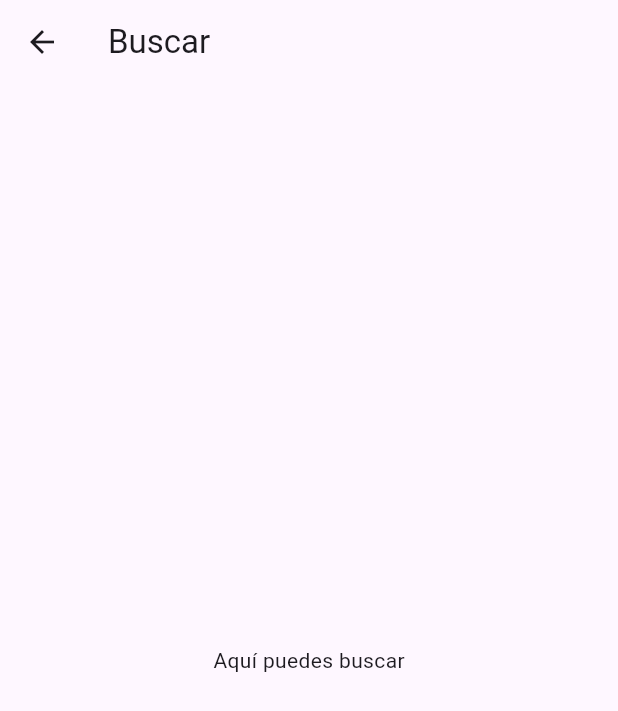
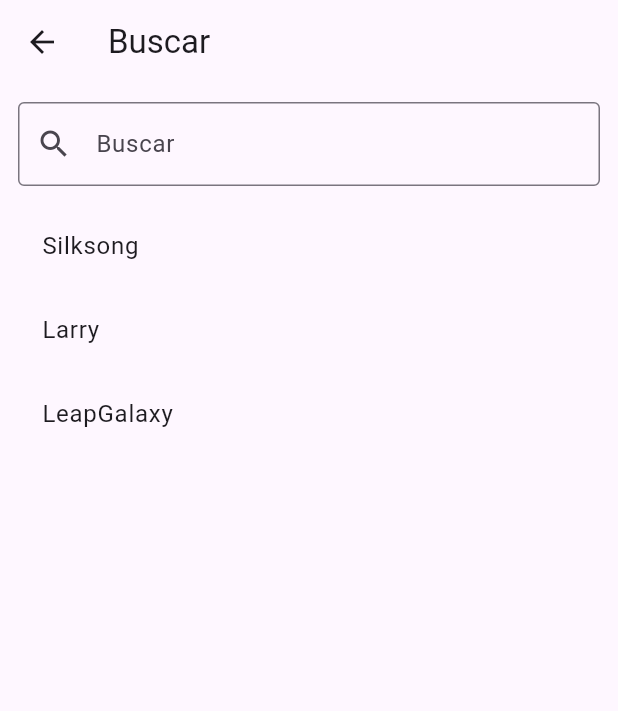
Before and after one commit to Hikidetsu/GPoint, a Flutter app: the Search screen opened directly, on a phone screen of 412 x 824 dp. Shown: the top 711 px of the screen. Run offline on Flutter 3.47's test engine with Material 3 defaults, Android fonts, the phone set to English and light mode, and no system bars; our stand-ins replace logger.

Commit message:
agregar detalles finales

```diff
--- a/lib/pages/my_home_page_state.dart
+++ b/lib/pages/my_home_page_state.dart
@@ -5,8 +5,8 @@
 
 
 
-//declaramos un struc para poder guardar los datos de los juegos <3
-//hacer que se pueda abrir la los juegos añadidos a otra pantalla
+//hacer que se pueda abrir la los juegos añadidos a otra pantalla (listo)
+//agregar una pantalla de about
 
 
  class Juego {
--- a/lib/pages/search.dart
+++ b/lib/pages/search.dart
@@ -1,17 +1,81 @@
 import 'package:flutter/material.dart';
 
 
-class Search extends StatelessWidget {
+
+class Search extends StatefulWidget {
   const Search({Key? key}) : super(key: key);
 
+@override
+State<Search> createState() => _SearchState();
+}
+
+class _SearchState extends State <Search> {
+
+  final List<String> allGames = ["Silksong","Larry", "LeapGalaxy"];
+  List<String>filteredGames = [];
+
   @override
-  Widget build(BuildContext context) {
+  void initState(){
+    super.initState();
+    filteredGames = allGames;
+  }
+
+  void _filteredGames(String query){
+    setState(() {
+      filteredGames=allGames.where((game)=> game.toLowerCase().contains(query.toLowerCase()))
+      .toList();
+    });
+  }
+
+  void _onSelectGame(String game){
+    showDialog(
+      context: context,
+      builder: (context) => AlertDialog(
+        title: const Text("Error"),
+        content: Text("No existe informacion de $game por el momento"),
+        actions: [
+          TextButton(
+            onPressed: () => Navigator.pop(context),
+            child: const Text("Aceptar"),
+          )
+        ],
+      )
+    );
+  }
+
+  @override
+  Widget build(BuildContext context){
     return Scaffold(
       appBar: AppBar(
         title: const Text('Buscar'),
       ),
-      body: const Center(
-        child: Text('Aquí puedes buscar'),
+      body: Padding(
+        padding: const EdgeInsets.all(12.0),
+        child: Column(
+          children: [
+            TextField(
+              decoration: const InputDecoration(
+                labelText: "Buscar",
+                border: OutlineInputBorder(),
+                prefixIcon: Icon(Icons.search),
+              ),
+              onChanged: _filteredGames,
+            ),
+            const SizedBox(height: 12),
+            Expanded(
+              child: ListView.builder(
+                itemCount:filteredGames.length,
+                itemBuilder: (context, index) {
+                  final game = filteredGames[index];
+                  return ListTile(
+                  title: Text(game),
+                  onTap:()=>_onSelectGame(game),
+                  );
+                },
+              ),
+            ),
+          ],
+        ),
       ),
     );
   }
--- a/pubspec.yaml
+++ b/pubspec.yaml
@@ -64,6 +64,7 @@
    - assets/LeapGalaxy.png
    - assets/Gpoint.png
    - assets/Gsinfondo.png
+   - assets/new1.png
 
 
 
```
Also changed, not shown: lib/pages/details.dart (+8 -1 lines), lib/pages/news.dart (+57 -2 lines), assets/new1.png (added), lib/pages/about.dart (added).
